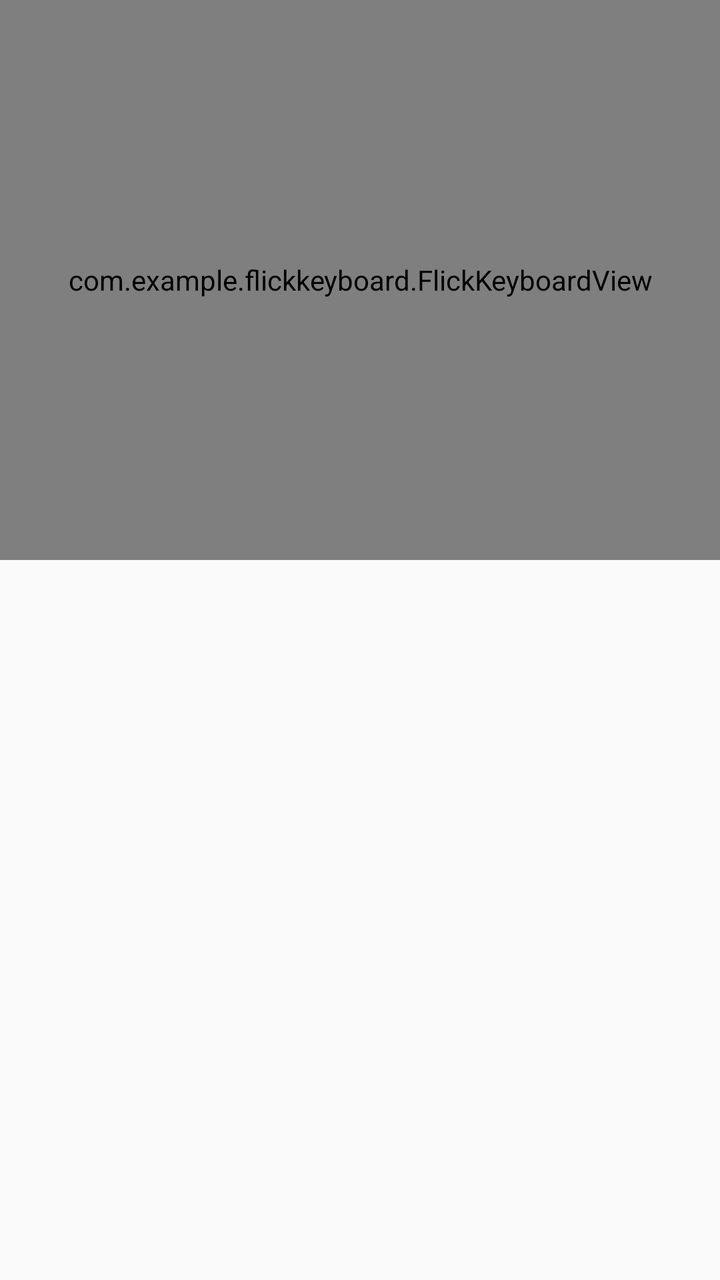
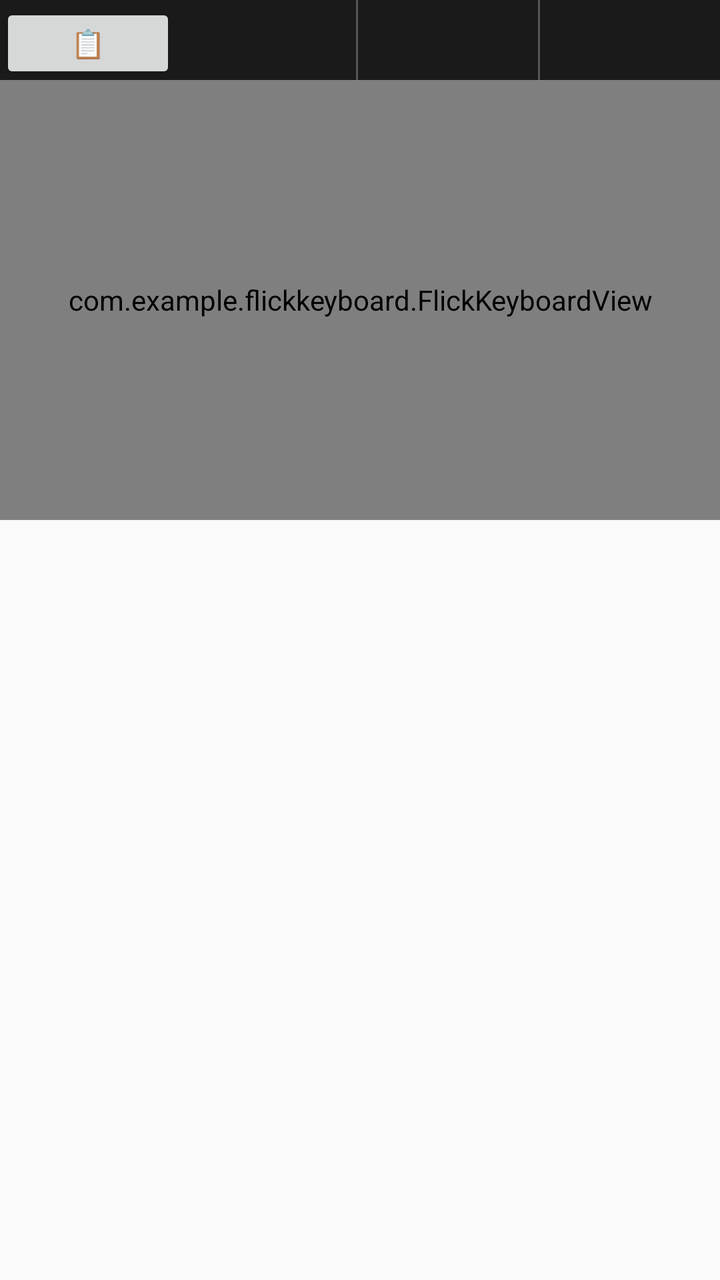

Two renders of the same Android screen: before a commit and after it. Below are the layout's source before the change and the commit's diff.
<!-- AndroidManifest.xml: application theme Theme.AppCompat.Light -->
<!-- res/layout/keyboard_layout.xml -->
<?xml version="1.0" encoding="utf-8"?>
<LinearLayout xmlns:android="http://schemas.android.com/apk/res/android"
    android:layout_width="match_parent"
    android:layout_height="wrap_content"
    android:orientation="vertical">

    <LinearLayout
        android:id="@+id/candidates_bar"
        android:layout_width="match_parent"
        android:layout_height="40dp"
        android:background="#222222"
        android:orientation="horizontal"
        android:visibility="gone">
        <Button
	    android:id="@+id/btn_paste_or_suggest" android:layout_width="wrap_content"
            android:layout_height="wrap_content"
            android:text="📋"
            android:textAllCaps="false" />
        <TextView android:id="@+id/sug1" android:layout_width="0dp" android:layout_height="match_parent" android:layout_weight="1" android:gravity="center" android:textColor="#FFFFFF" android:textSize="18sp" android:textStyle="bold" android:clickable="true" android:focusable="true"/>
        <View android:layout_width="1dp" android:layout_height="match_parent" android:background="#555555" />
        <TextView android:id="@+id/sug2" android:layout_width="0dp" android:layout_height="match_parent" android:layout_weight="1" android:gravity="center" android:textColor="#FFFFFF" android:textSize="18sp" android:textStyle="bold" android:clickable="true" android:focusable="true"/>
        <View android:layout_width="1dp" android:layout_height="match_parent" android:background="#555555" />
        <TextView android:id="@+id/sug3" android:layout_width="0dp" android:layout_height="match_parent" android:layout_weight="1" android:gravity="center" android:textColor="#FFFFFF" android:textSize="18sp" android:textStyle="bold" android:clickable="true" android:focusable="true"/>
    </LinearLayout>

    <com.example.flickkeyboard.FlickKeyboardView
        android:id="@+id/flick_keyboard_view"
        android:layout_width="match_parent"
        android:layout_height="280dp" />
</LinearLayout>
<!-- resources referenced by this layout -->
<resources>

</resources>

<!-- the commit's change to res/layout/keyboard_layout.xml (unified diff, before → after) -->
@@ -8,9 +8,9 @@
         android:id="@+id/candidates_bar"
         android:layout_width="match_parent"
         android:layout_height="40dp"
-        android:background="#222222"
+        android:background="#1a1a1a"
         android:orientation="horizontal"
-        android:visibility="gone">
+        android:visibility="visible">
         <Button
 	    android:id="@+id/btn_paste_or_suggest" android:layout_width="wrap_content"
             android:layout_height="wrap_content"
@@ -26,5 +26,5 @@
     <com.example.flickkeyboard.FlickKeyboardView
         android:id="@+id/flick_keyboard_view"
         android:layout_width="match_parent"
-        android:layout_height="280dp" />
+        android:layout_height="220dp" />
 </LinearLayout>
